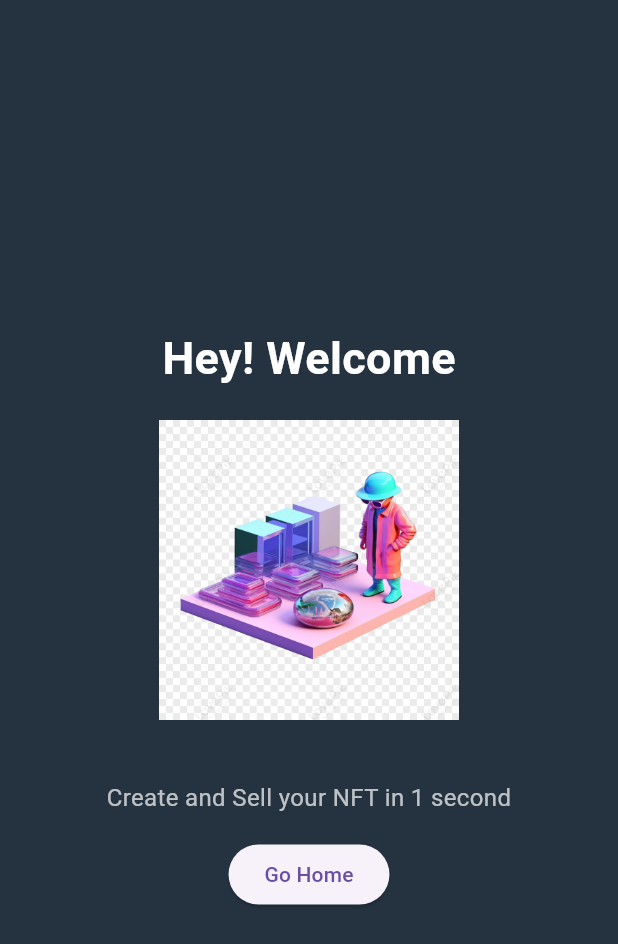
After one commit to tduarte29/Flutter-project-nft, a Flutter app: the screen it shows after launch, after a tap on "Home", on a phone screen of 412 x 824 dp. The commit adds this screen. Shown: the top 944 px of the screen. Run offline on Flutter 3.47's test engine with Material 3 defaults, Android fonts, the phone set to English and light mode, and no system bars.

Commit message:
feat: welcome page added

```diff
--- a/lib/main.dart
+++ b/lib/main.dart
@@ -1,4 +1,5 @@
 import 'package:flutter/material.dart';
+import 'package:nft_project/pages/welcome_page.dart';
 
 void main() => runApp(const MyApp());
 
@@ -21,17 +22,41 @@ class HomePage extends StatefulWidget {
 class _HomePageState extends State<HomePage> {
   int _selectedIndex = 0;
 
-  final List<Widget> _pages = const [
-    Center(child: Text('Home')),
-    Center(child: Text('Business')),
-    Center(child: Text('School')),
-    Center(child: Text('Profile')),
-  ];
+  // final List<Widget> _pages = const [
+  //   Center(child: Text('Home')),
+  //   Center(child: Text('Business')),
+  //   Center(child: Text('School')),
+  //   Center(child: Text('Profile')),
+  // ];
 
   @override
   Widget build(BuildContext context) {
+    final List<Widget> pages = [
+      Center(
+        child: GestureDetector(
+          onTap: () {
+            Navigator.push(
+              context,
+              MaterialPageRoute(builder: (context) => WelcomePage()),
+            );
+          },
+          child: Text(
+            'Home',
+            // style: TextStyle(
+            //   fontSize: 24,
+            //   color: Colors.white,
+            //   decoration: TextDecoration.underline,
+            // ),
+          ),
+        ),
+      ),
+      Center(child: Text('Business')),
+      Center(child: Text('School')),
+      Center(child: Text('Profile')),
+    ];
+
     return Scaffold(
-      body: _pages[_selectedIndex],
+      body: pages[_selectedIndex],
       backgroundColor: Color.fromARGB(255, 37, 51, 65),
       bottomNavigationBar: BottomNavigationBar(
         type: BottomNavigationBarType.fixed,
--- /dev/null
+++ b/lib/pages/welcome_page.dart
@@ -0,0 +1,70 @@
+import 'package:flutter/material.dart';
+import 'package:nft_project/main.dart';
+
+
+class WelcomePage extends StatelessWidget {
+  const WelcomePage({super.key});
+
+  @override
+  Widget build(BuildContext context) {
+    return Scaffold(
+      backgroundColor: Color.fromARGB(255, 37, 51, 65),
+      body: SafeArea(
+        child: Center(
+          child: Column(
+            mainAxisAlignment: MainAxisAlignment.center,
+            children: [
+
+              Text(
+                'Hey! Welcome',
+                style: TextStyle(
+                  fontSize: 30,
+                  fontWeight: FontWeight.bold,
+                  color: Colors.white,
+                ),
+              ),
+
+
+              SizedBox(height: 20),
+
+
+              Image.asset(
+                'lib/assets/image1.png',
+                width: 200,
+                height: 200,
+              ),
+
+
+              SizedBox(height: 40),
+
+
+
+              Text(
+                'Create and Sell your NFT in 1 second',
+                style: TextStyle(
+                  fontSize: 16,
+                  color: Colors.white70,
+                ),
+                textAlign: TextAlign.center,
+              ),
+
+
+              SizedBox(height: 16),
+
+
+              ElevatedButton(
+                onPressed: () {
+                  Navigator.push(
+                    context,
+                    MaterialPageRoute(builder: (context) => HomePage()),
+                  );
+                },
+                child: Text("Go Home"),
+              )
+            ],
+          ),
+        ),
+      ),
+    );
+  }
+}
--- a/pubspec.yaml
+++ b/pubspec.yaml
@@ -57,6 +57,9 @@ flutter:
   # the material Icons class.
   uses-material-design: true
 
+  assets:
+    - lib/assets/image1.png
+
   # To add assets to your application, add an assets section, like this:
   # assets:
   #   - images/a_dot_burr.jpeg
```
Also changed, not shown: lib/assets/image1.png (added).
